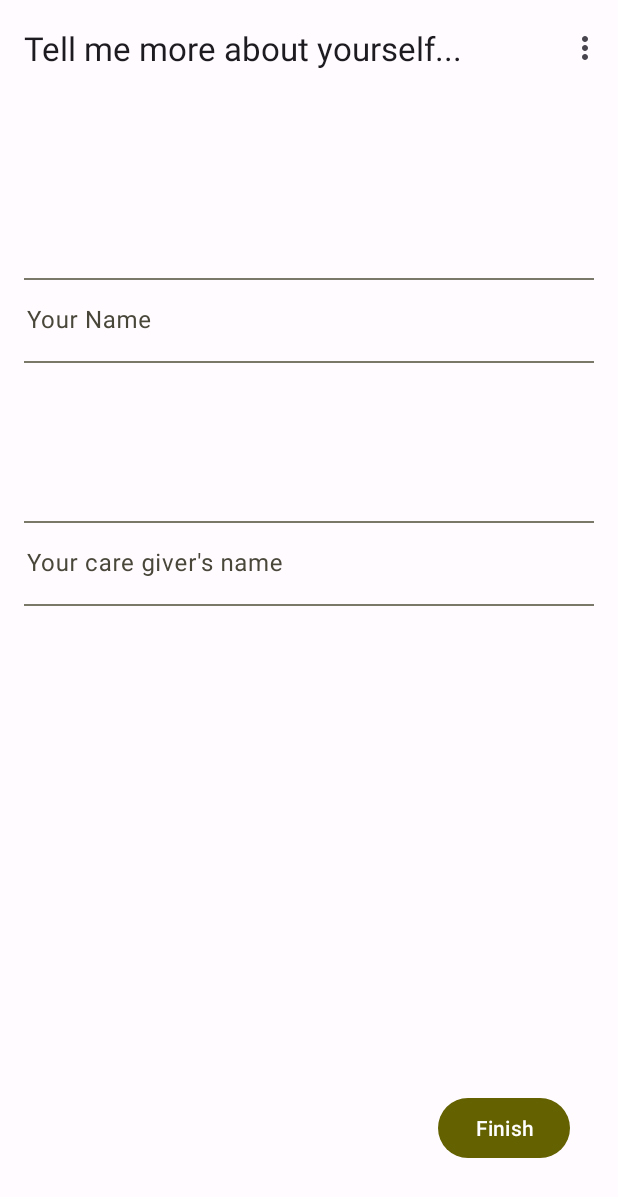
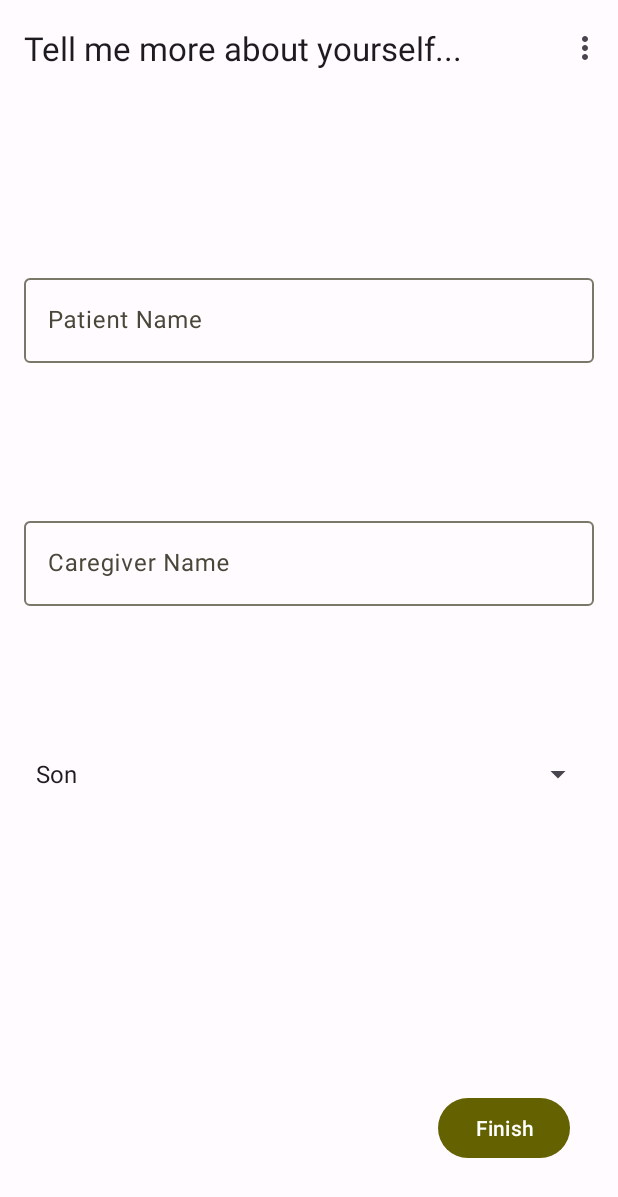
Before and after one commit to zhang356/almond, an Android app: the screen it shows after launch (MainActivity), in the options menu, after a tap on "Listening Mode", on a phone screen of 412 x 824 dp. Shown: the top 1197 px of the screen. Run offline under Robolectric (Android 15) with nearby library versions, the phone set to English and light mode, and no system bars; our stand-ins replace navigation-ui; libraries missing offline, so code that uses them is left out: com.microsoft.cognitiveservices.

Commit message:
onboarding data passed to relevance

```diff
--- a/android/app/build.gradle
+++ b/android/app/build.gradle
@@ -50,6 +50,8 @@ dependencies {
     implementation 'androidx.lifecycle:lifecycle-runtime-ktx:2.4.0'
     implementation 'com.microsoft.cognitiveservices.speech:client-sdk:1.30.0'
 
+    implementation("androidx.datastore:datastore-preferences:1.0.0")
+
     testImplementation 'junit:junit:4.13.2'
     androidTestImplementation 'androidx.test.ext:junit:1.1.3'
     androidTestImplementation 'androidx.test.espresso:espresso-core:3.4.0'
--- a/android/app/src/main/java/app/almondally/activity/MainActivity.kt
+++ b/android/app/src/main/java/app/almondally/activity/MainActivity.kt
@@ -1,20 +1,25 @@
 package app.almondally.activity
 
 import android.Manifest
-import android.R.attr.data
 import android.content.Context
 import android.content.pm.PackageManager
 import android.media.MediaPlayer
 import android.os.Bundle
-import android.util.AttributeSet
 import android.util.Log
 import android.view.Menu
 import android.view.MenuItem
-import android.view.View
 import androidx.activity.result.contract.ActivityResultContracts
 import androidx.appcompat.app.AppCompatActivity
 import androidx.core.content.ContextCompat
 import androidx.core.view.WindowCompat
+import androidx.datastore.core.DataStore
+import androidx.datastore.dataStore
+import androidx.datastore.preferences.core.Preferences
+import androidx.datastore.preferences.core.edit
+import androidx.datastore.preferences.core.intPreferencesKey
+import androidx.datastore.preferences.core.stringPreferencesKey
+import androidx.datastore.preferences.preferencesDataStore
+import androidx.lifecycle.lifecycleScope
 import androidx.navigation.findNavController
 import androidx.navigation.ui.AppBarConfiguration
 import androidx.navigation.ui.navigateUp
@@ -33,7 +38,12 @@ import com.microsoft.cognitiveservices.speech.SpeechRecognizer
 import com.microsoft.cognitiveservices.speech.audio.AudioConfig
 import kotlinx.coroutines.CoroutineScope
 import kotlinx.coroutines.Dispatchers
+import kotlinx.coroutines.flow.Flow
+import kotlinx.coroutines.flow.collect
+import kotlinx.coroutines.flow.first
+import kotlinx.coroutines.flow.map
 import kotlinx.coroutines.launch
+import kotlinx.coroutines.runBlocking
 import okhttp3.OkHttpClient
 import okhttp3.logging.HttpLoggingInterceptor
 import retrofit2.Retrofit
@@ -41,7 +51,6 @@ import retrofit2.converter.gson.GsonConverterFactory
 import java.io.File
 import java.io.FileOutputStream
 import java.io.IOException
-import java.io.OutputStreamWriter
 import java.util.concurrent.Executors
 
 
@@ -55,6 +64,13 @@ class MainActivity : AppCompatActivity() {
 
     private lateinit var retrofitForRelevance: Retrofit
     private lateinit var retrofitForElevenLabs: Retrofit
+
+    private val ONBOARDING_DATASTORE_KEY = "onboarding_info"
+    val ONBOARDING_DATASTORE_PATIENT_NAME_KEY = "patient_name"
+    val ONBOARDING_DATASTORE_CAREGIVER_NAME_KEY = "caregiver_name"
+    val ONBOARDING_DATASTORE_CAREGIVER_ROLE_KEY = "caregiver_role"
+
+    val Context.onboardingDataStore: DataStore<Preferences> by preferencesDataStore(name = ONBOARDING_DATASTORE_KEY)
 
     enum class Mode {
         LISTENING, QNA
@@ -73,6 +89,8 @@ class MainActivity : AppCompatActivity() {
     }
 
     val TAG = "DEBUG"
+
+    fun getOnboardingDataStore() = onboardingDataStore
 
     override fun onCreate(savedInstanceState: Bundle?) {
         WindowCompat.setDecorFitsSystemWindows(window, false)
@@ -134,8 +152,10 @@ class MainActivity : AppCompatActivity() {
         appBarConfiguration = AppBarConfiguration(navController.graph)
         setupActionBarWithNavController(navController, appBarConfiguration)
 
-
-
+        lifecycleScope.launch {
+            onboardingDataStore.data.first()
+            // You should also handle IOExceptions here.
+        }
     }
 
     override fun onCreateOptionsMenu(menu: Menu): Boolean {
@@ -237,9 +257,6 @@ class MainActivity : AppCompatActivity() {
         val relevanceService: RelevanceService =
             retrofitForRelevance.create(RelevanceService::class.java)
 
-        val relevanceRequestBody = RelevanceRequestBody(RelevanceRequestBodyParam("", question))
-        Log.d(activityTag, Gson().toJson(relevanceRequestBody))
-
         retrofitForElevenLabs = Retrofit.Builder()
             .addConverterFactory(GsonConverterFactory.create())
             .client(mOkHttpClient)
@@ -250,6 +267,10 @@ class MainActivity : AppCompatActivity() {
             retrofitForElevenLabs.create(ElevenLabsService::class.java)
 
         CoroutineScope(Dispatchers.IO).launch {
+            val onboardingData = runBlocking { onboardingDataStore.data.first() }
+            var relevanceRequestBody = RelevanceRequestBody(RelevanceRequestBodyParam("", question, onboardingData[stringPreferencesKey(ONBOARDING_DATASTORE_PATIENT_NAME_KEY)]?: "", onboardingData[stringPreferencesKey(ONBOARDING_DATASTORE_CAREGIVER_NAME_KEY)]?: "", onboardingData[stringPreferencesKey(ONBOARDING_DATASTORE_CAREGIVER_ROLE_KEY)]?: ""))
+            Log.i(activityTag, relevanceRequestBody.toString())
+
             val response = relevanceService.getRelevanceResponse(relevanceRequestBody)
             if (response.isSuccessful) {
                 val answer = response.body()?.output?.answer
--- a/android/app/src/main/java/app/almondally/activity/SecondFragment.kt
+++ b/android/app/src/main/java/app/almondally/activity/SecondFragment.kt
@@ -6,11 +6,18 @@ import androidx.fragment.app.Fragment
 import android.view.LayoutInflater
 import android.view.View
 import android.view.ViewGroup
+import android.widget.ArrayAdapter
 import android.widget.Button
+import android.widget.Spinner
+import androidx.datastore.preferences.core.edit
+import androidx.datastore.preferences.core.stringPreferencesKey
 import androidx.navigation.Navigation
 import androidx.navigation.fragment.findNavController
 import app.almondally.R
 import app.almondally.databinding.FragmentSecondBinding
+import kotlinx.coroutines.CoroutineScope
+import kotlinx.coroutines.Dispatchers
+import kotlinx.coroutines.launch
 
 /**
  * A simple [Fragment] subclass as the second destination in the navigation.
@@ -28,10 +35,42 @@ class SecondFragment : Fragment() {
             savedInstanceState: Bundle?
     ): View {
         _binding = FragmentSecondBinding.inflate(inflater, container, false)
+
+        val spinner: Spinner = binding.caregiverRole
+// Create an ArrayAdapter using the string array and a default spinner layout
+        ArrayAdapter.createFromResource(
+            requireActivity(),
+            R.array.caregiver_role_array,
+            android.R.layout.simple_spinner_item
+        ).also { adapter ->
+            // Specify the layout to use when the list of choices appears
+            adapter.setDropDownViewResource(android.R.layout.simple_spinner_dropdown_item)
+            // Apply the adapter to the spinner
+            spinner.adapter = adapter
+        }
+
         binding.finishOnboardingButton.setOnClickListener {
+            CoroutineScope(Dispatchers.IO).launch {
+                storeOnboardingInfo(
+                    binding.patientName.text.toString(),
+                    binding.caregiverName.text.toString(),
+                    binding.caregiverRole.getSelectedItem().toString()
+                )
+            }
+
             findNavController().navigate(R.id.action_SecondFragment_to_FirstFragment)
         }
+
         return binding.root
+    }
+
+    suspend fun storeOnboardingInfo(patientName:String, caregiverName: String, caregiverRole: String) {
+        var activity:MainActivity = requireActivity() as MainActivity
+        activity.getOnboardingDataStore().edit { onboardingInfo ->
+            onboardingInfo[stringPreferencesKey(activity.ONBOARDING_DATASTORE_PATIENT_NAME_KEY)] = patientName
+            onboardingInfo[stringPreferencesKey(activity.ONBOARDING_DATASTORE_CAREGIVER_NAME_KEY)] = caregiverName
+            onboardingInfo[stringPreferencesKey(activity.ONBOARDING_DATASTORE_CAREGIVER_ROLE_KEY)] = caregiverRole
+        }
     }
 
     override fun onViewCreated(view: View, savedInstanceState: Bundle?) {
--- a/android/app/src/main/java/app/almondally/network/RelevanceRequestBody.kt
+++ b/android/app/src/main/java/app/almondally/network/RelevanceRequestBody.kt
@@ -2,7 +2,10 @@ package app.almondally.network
 
 data class RelevanceRequestBodyParam(
     var long_text_variable : String?,
-    var text_variable: String?
+    var text_variable: String?,
+    var patient_name : String?,
+    var caregiver_name: String?,
+    var caregiver_role : String?
 )
 data class RelevanceRequestBody(
     var params: RelevanceRequestBodyParam?,
--- a/android/app/src/main/res/layout/fragment_second.xml
+++ b/android/app/src/main/res/layout/fragment_second.xml
@@ -13,37 +13,47 @@
         android:padding="16dp">
 
         <com.google.android.material.textfield.TextInputLayout
-            android:id="@+id/textInputLayout"
-            android:layout_width="409dp"
+            android:id="@+id/patient_name_layout"
+            android:layout_width="match_parent"
             android:layout_height="wrap_content"
-            android:layout_marginStart="8dp"
             android:layout_marginTop="100dp"
-            android:layout_marginEnd="8dp"
             app:layout_constraintEnd_toEndOf="parent"
             app:layout_constraintStart_toStartOf="parent"
             app:layout_constraintTop_toTopOf="parent">
 
             <com.google.android.material.textfield.TextInputEditText
+                android:id="@+id/patient_name"
                 android:layout_width="match_parent"
                 android:layout_height="wrap_content"
-                android:hint="Your Name" />
+                android:hint="Patient Name" />
         </com.google.android.material.textfield.TextInputLayout>
 
         <com.google.android.material.textfield.TextInputLayout
-            android:layout_width="409dp"
+            android:id="@+id/caregiver_name_layout"
+            android:layout_width="match_parent"
             android:layout_height="wrap_content"
-            android:layout_marginStart="8dp"
             android:layout_marginTop="100dp"
-            android:layout_marginEnd="8dp"
             app:layout_constraintEnd_toEndOf="parent"
             app:layout_constraintStart_toStartOf="parent"
-            app:layout_constraintTop_toBottomOf="@+id/textInputLayout">
+            app:layout_constraintTop_toBottomOf="@+id/patient_name_layout">
 
             <com.google.android.material.textfield.TextInputEditText
+                android:id="@+id/caregiver_name"
                 android:layout_width="match_parent"
                 android:layout_height="wrap_content"
-                android:hint="Your care giver's name" />
+                android:hint="Caregiver Name" />
         </com.google.android.material.textfield.TextInputLayout>
+
+        <Spinner
+            android:id="@+id/caregiver_role"
+            android:layout_width="match_parent"
+            android:layout_height="wrap_content"
+            android:layout_marginTop="100dp"
+            android:spinnerMode="dropdown"
+            app:layout_constraintEnd_toEndOf="parent"
+            app:layout_constraintStart_toStartOf="parent"
+            app:layout_constraintTop_toBottomOf="@+id/caregiver_name_layout">
+        </Spinner>
 
         <Button
             android:id="@+id/finish_onboarding_button"
--- a/android/app/src/main/res/values/strings.xml
+++ b/android/app/src/main/res/values/strings.xml
@@ -10,4 +10,17 @@
 
     <string name="question"></string>
     <string name="answer"></string>
+
+    <string-array name="caregiver_role_array">
+        <item>Son</item>
+        <item>Daughter</item>
+        <item>Husband</item>
+        <item>Wife</item>
+        <item>Brother</item>
+        <item>Sister</item>
+        <item>Cousin</item>
+        <item>Dad</item>
+        <item>Mom</item>
+        <item>Friend</item>
+    </string-array>
 </resources>
```
Also changed, not shown: android/app/src/main/java/app/almondally/activity/FirstFragment.kt (+18 -18 lines), android/app/src/main/java/app/almondally/data/UserPreferencesRepository.kt (added, +101 -0 lines).
